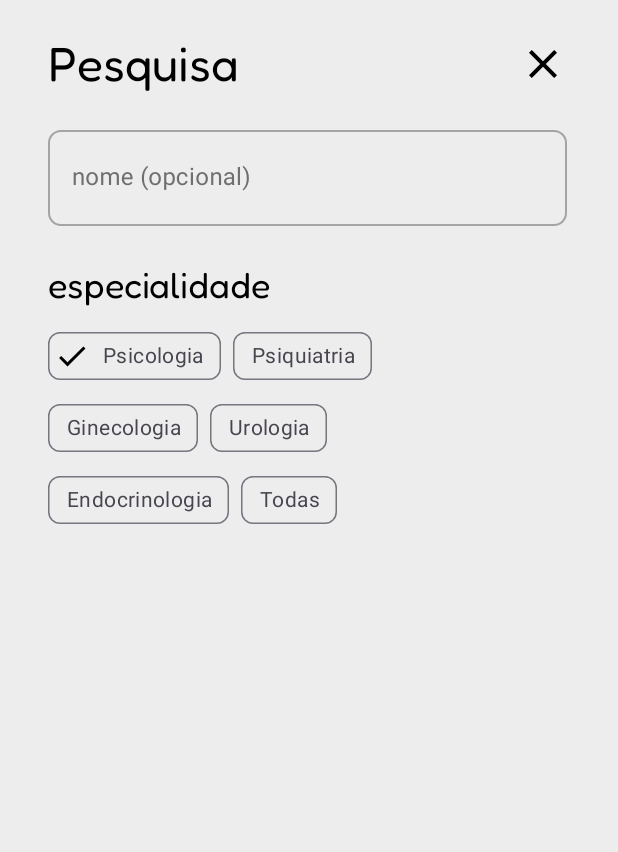
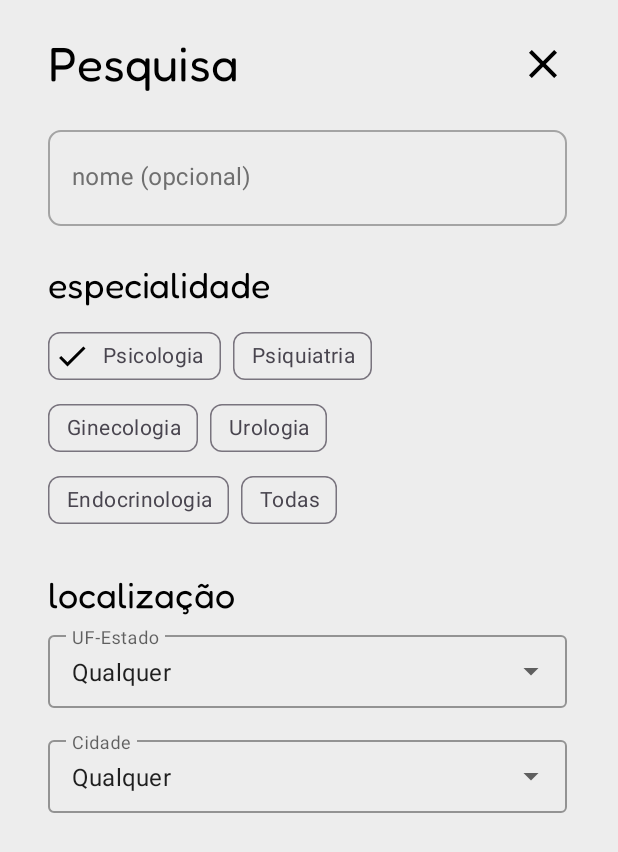
Before and after one commit to Time-07/app-android, an Android app: the SearchFragment screen opened through its navigation route, on a phone screen of 412 x 824 dp. Shown: the top 852 px of the screen. Run offline under Robolectric (Android 15) with nearby library versions, the phone set to English and light mode, and no system bars.

Commit message:
Creating localization filters per state and cities

```diff
--- a/app/src/main/res/layout/fragment_search.xml
+++ b/app/src/main/res/layout/fragment_search.xml
@@ -158,6 +158,53 @@
 
     </com.google.android.material.chip.ChipGroup>
 
+    <androidx.appcompat.widget.AppCompatTextView
+        style="@style/Search_Text_Subtitles"
+        android:id="@+id/tvLocalizationTitle"
+        android:layout_width="wrap_content"
+        android:layout_height="wrap_content"
+        android:layout_marginTop="24dp"
+        android:text="@string/localization_title"
+        app:layout_constraintStart_toStartOf="@+id/guidelineStart"
+        app:layout_constraintTop_toBottomOf="@+id/chipGroup" />
+
+    <com.google.android.material.textfield.TextInputLayout
+        android:id="@+id/tiLocalizationMenu1"
+        style="@style/Widget.MaterialComponents.TextInputLayout.OutlinedBox.Dense.ExposedDropdownMenu"
+        android:layout_width="0dp"
+        android:layout_height="wrap_content"
+        android:layout_marginTop="6dp"
+        android:hint="@string/hint_menu_localization_state"
+        app:layout_constraintEnd_toStartOf="@+id/guidelineEnd"
+        app:layout_constraintStart_toStartOf="@+id/guidelineStart"
+        app:layout_constraintTop_toBottomOf="@+id/tvLocalizationTitle">
+
+        <AutoCompleteTextView
+            android:layout_width="match_parent"
+            android:layout_height="wrap_content"
+            android:inputType="none"
+            android:text="@string/hint_menu" />
+
+    </com.google.android.material.textfield.TextInputLayout>
+
+    <com.google.android.material.textfield.TextInputLayout
+        android:id="@+id/tiLocalizationMenu2"
+        style="@style/Widget.MaterialComponents.TextInputLayout.OutlinedBox.Dense.ExposedDropdownMenu"
+        android:layout_width="0dp"
+        android:layout_height="wrap_content"
+        android:layout_marginTop="16dp"
+        android:hint="@string/hint_menu_localization_city"
+        app:layout_constraintEnd_toStartOf="@+id/guidelineEnd"
+        app:layout_constraintStart_toStartOf="@+id/guidelineStart"
+        app:layout_constraintTop_toBottomOf="@+id/tiLocalizationMenu1">
+
+        <AutoCompleteTextView
+            android:layout_width="match_parent"
+            android:layout_height="wrap_content"
+            android:inputType="none"
+            android:text="@string/hint_menu" />
+
+    </com.google.android.material.textfield.TextInputLayout>
 
     <androidx.constraintlayout.widget.Guideline
         android:id="@+id/guidelineStart"
--- a/app/src/main/res/values/colors.xml
+++ b/app/src/main/res/values/colors.xml
@@ -20,6 +20,7 @@
     <color name="black_transparence_50">#80000000</color>
     <color name="text_color_chips">#49454F</color>
     <color name="chip_stroke_color">#79747E</color>
+    <color name="custom_popup_background_color">#A4A4A4</color>
 
 
 </resources>
--- a/app/src/main/res/values/strings.xml
+++ b/app/src/main/res/values/strings.xml
@@ -40,6 +40,7 @@
     <string name="search_text">Pesquisa</string>
     <string name="search_hint">nome (opcional)</string>
     <string name="specialty_title">especialidade</string>
+    <string name="localization_title">localização</string>
     <string name="psychologist_chip_text">Psicologia</string>
 
     <!-- List Fragment Strings-->
@@ -53,5 +54,8 @@
     <string name="text_filter_6">Todas</string>
     <string name="explain_search_string">Use o botão Pesquisar para encontrar profissionais que se cadastraram com o compromisso de tratar (bem) pacientes trans.</string>
     <string name="search_string">Pesquisar</string>
+    <string name="hint_menu_localization_state">UF-Estado</string>
+    <string name="hint_menu_localization_city">Cidade</string>
+    <string name="hint_menu">Qualquer</string>
 
 </resources>
```
Also changed, not shown: app/src/main/res/drawable/custom_popup_background.xml (added, +11 -0 lines), app/src/main/res/layout/list_item.xml (added, +18 -0 lines), app/src/main/res/values/styles.xml (+13 -0 lines).
